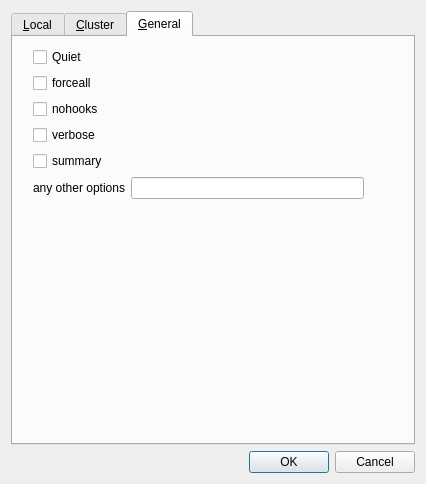
This is sequana/gui/snakemake.ui in vladsaveliev/sequana as Qt 5 draws it before an edit. The edited form follows.
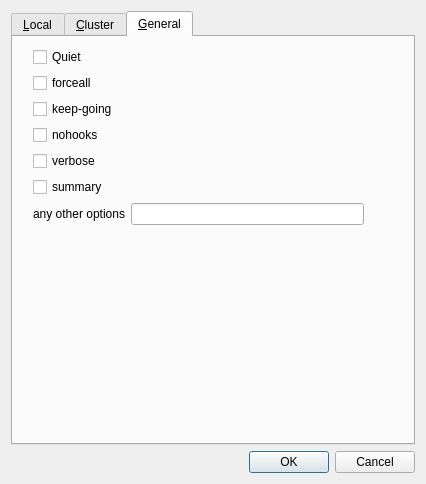
This is the edited form. The open tabs and pages were chosen to show the change.

Commit message: help dialog is now inside the designer and new module (help)

Patch:
```diff
--- a/sequana/gui/snakemake.ui
+++ b/sequana/gui/snakemake.ui
@@ -196,7 +196,7 @@
            <x>20</x>
            <y>10</y>
            <width>331</width>
-           <height>168</height>
+           <height>192</height>
           </rect>
          </property>
          <layout class="QFormLayout" name="layout_general">
@@ -220,7 +220,7 @@
             </property>
            </widget>
           </item>
-          <item row="3" column="0">
+          <item row="4" column="0">
            <widget class="QCheckBox" name="snakemake_options_general_no__hooks_value">
             <property name="toolTip">
              <string>&lt;html&gt;&lt;head/&gt;&lt;body&gt;&lt;p&gt;Do not invoke onstart, onsuccess or onerror hooks after execution.&lt;/p&gt;&lt;p&gt;&lt;br/&gt;&lt;/p&gt;&lt;/body&gt;&lt;/html&gt;</string>
@@ -230,23 +230,23 @@
             </property>
            </widget>
           </item>
+          <item row="8" column="1">
+           <spacer name="spacer">
+            <property name="orientation">
+             <enum>Qt::Vertical</enum>
+            </property>
+            <property name="sizeHint" stdset="0">
+             <size>
+              <width>20</width>
+              <height>40</height>
+             </size>
+            </property>
+           </spacer>
+          </item>
           <item row="7" column="1">
-           <spacer name="verticalSpacer_3">
-            <property name="orientation">
-             <enum>Qt::Vertical</enum>
-            </property>
-            <property name="sizeHint" stdset="0">
-             <size>
-              <width>20</width>
-              <height>40</height>
-             </size>
-            </property>
-           </spacer>
-          </item>
-          <item row="6" column="1">
            <widget class="QLineEdit" name="snakemake_options_general_custom"/>
           </item>
-          <item row="6" column="0">
+          <item row="7" column="0">
            <widget class="QLabel" name="label">
             <property name="toolTip">
              <string>&lt;html&gt;&lt;head/&gt;&lt;body&gt;&lt;p&gt;Add any other valid snakemake options here&lt;/p&gt;&lt;/body&gt;&lt;/html&gt;</string>
@@ -256,7 +256,7 @@
             </property>
            </widget>
           </item>
-          <item row="4" column="0">
+          <item row="5" column="0">
            <widget class="QCheckBox" name="snakemake_options_general_verbose_value">
             <property name="toolTip">
              <string>&lt;html&gt;&lt;head/&gt;&lt;body&gt;&lt;p&gt; Print debugging output.&lt;/p&gt;&lt;p&gt;&lt;br/&gt;&lt;/p&gt;&lt;/body&gt;&lt;/html&gt;</string>
@@ -266,7 +266,7 @@
             </property>
            </widget>
           </item>
-          <item row="5" column="0">
+          <item row="6" column="0">
            <widget class="QCheckBox" name="snakemake_options_general_summary_value">
             <property name="toolTip">
              <string>&lt;html&gt;&lt;head/&gt;&lt;body&gt;&lt;p&gt;Print a summary of all files created by the workflow.&lt;/p&gt;&lt;p&gt;The has the following columns: filename, modification time, rule version, status, plan. Thereby rule version contains the versionthe file was created with (see the version keyword of rules), and status denotes whether the file is missing, its input files are newer or if version or implementation of the rule changed since file creation. Finally the last column denotes whether the file will be updated or created during the next workflow execution.&lt;/p&gt;&lt;p&gt;&lt;br/&gt;&lt;/p&gt;&lt;/body&gt;&lt;/html&gt;</string>
@@ -276,6 +276,16 @@
             </property>
            </widget>
           </item>
+          <item row="3" column="0">
+           <widget class="QCheckBox" name="snakemake_options_general_keep__going_value">
+            <property name="toolTip">
+             <string>&lt;html&gt;&lt;head/&gt;&lt;body&gt;&lt;p&gt;Go on with independent jobs if a job fails.&lt;/p&gt;&lt;/body&gt;&lt;/html&gt;</string>
+            </property>
+            <property name="text">
+             <string>keep-going</string>
+            </property>
+           </widget>
+          </item>
          </layout>
         </widget>
        </widget>
```
Left out of the diff: 92 changed lines with no effect on the pictures. Lines whose indentation alone changed are shown as unchanged. The commit also changes 4 other files.
